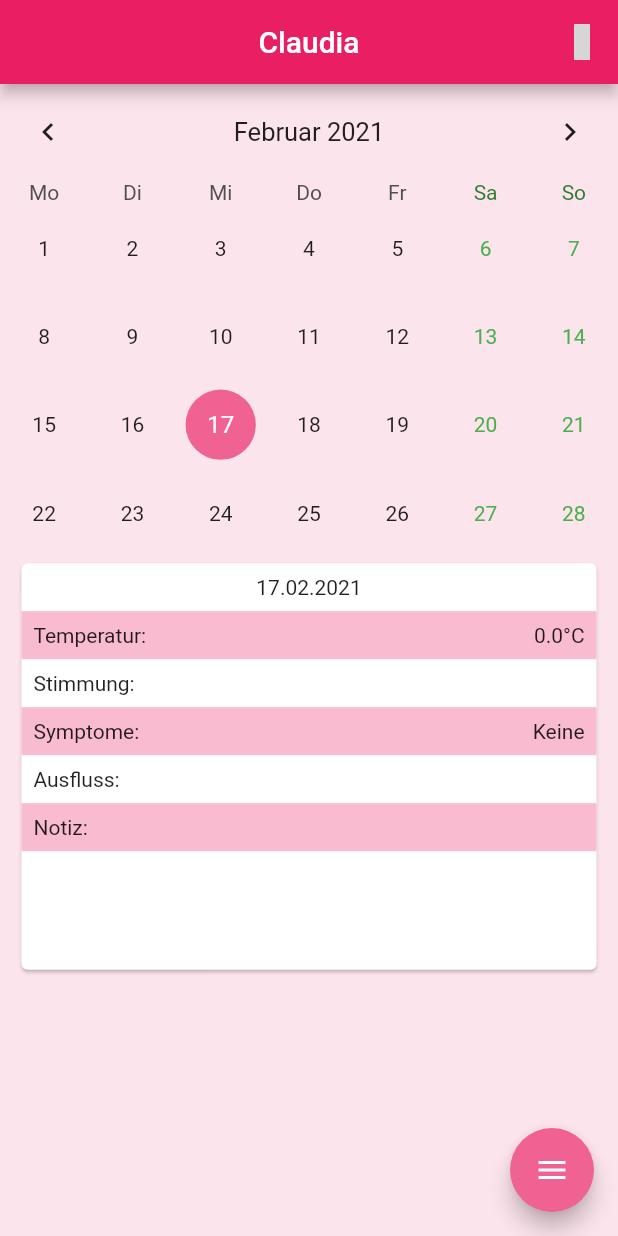
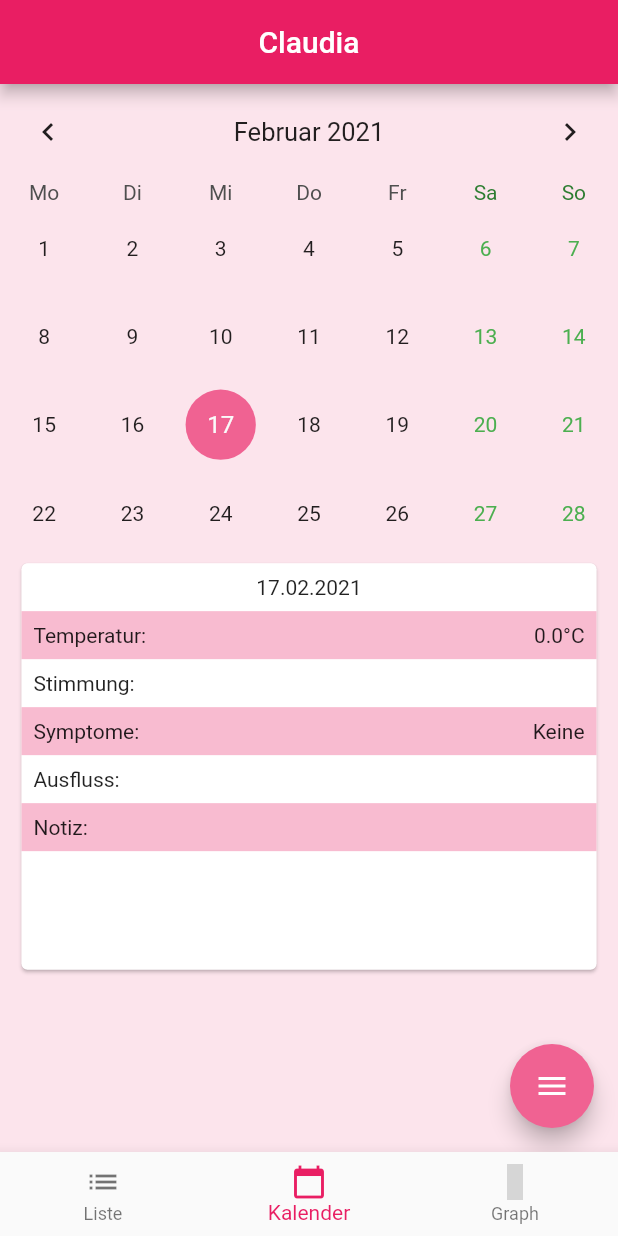
Before and after one commit to r4ptus/claudia, a Flutter app: the screen it shows after launch, on a phone screen of 412 x 824 dp. Run offline on Flutter 3.47's test engine with Material 2 defaults, Android fonts, the phone set to English and light mode, and no system bars; drawn by our look-alikes of flutter_speed_dial, table_calendar; our stand-ins replace bloc, charts_flutter, datetime_picker_formfield, equatable, flutter_bloc, material_design_icons_flutter and 2 more; missing offline and left inert: multiselect_formfield; generated files the repository leaves out were written again; grey boxes are pictures that could not be loaded.

Commit message:
added bottom nav bar + list screen + some updates

```diff
--- a/lib/Blocs/CalendarBloc/bloc/calendar_bloc.dart
+++ b/lib/Blocs/CalendarBloc/bloc/calendar_bloc.dart
@@ -86,7 +86,7 @@ class CalendarBloc extends Bloc<CalendarEvent, CalendarState> {
       await eventsDoa.insertEvent(new Events(
               event.start.add(new Duration(days: 13)), ["Eisprung"]));
       await eventsDoa.insertEvent(new Events(
-              event.end.add(new Duration(days: 27)),
+              event.start.add(new Duration(days: 27)),
               ["New Period"]));
 
       List<PeriodEntry> list = await entries.getEntries();
--- a/lib/Blocs/ChartBloc/bloc/chart_bloc.dart
+++ b/lib/Blocs/ChartBloc/bloc/chart_bloc.dart
@@ -24,7 +24,7 @@ class ChartBloc extends Bloc<ChartEvent, ChartState> {
 
       yield ChartLoaded(list.where((element) =>
           element.dateTime.year == event.time.year &&
-          element.dateTime.month == event.time.month).toList());
+          element.dateTime.month == event.time.month).toList(),event.time);
     }
   }
 }
--- a/lib/Blocs/ChartBloc/bloc/chart_state.dart
+++ b/lib/Blocs/ChartBloc/bloc/chart_state.dart
@@ -15,9 +15,10 @@ class ChartLoading extends ChartState{
 }
 class ChartLoaded extends ChartState{
   final List<PeriodEntry> list;
+  final DateTime dateTime;
 
-  ChartLoaded(this.list);
+  ChartLoaded(this.list, this.dateTime);
   @override
   // TODO: implement props
-  List<Object> get props => [list];
+  List<Object> get props => [list,dateTime];
 }
--- /dev/null
+++ b/lib/Blocs/ListBloc/list_event.dart
@@ -0,0 +1,18 @@
+part of 'list_bloc.dart';
+
+abstract class ListEvent extends Equatable {
+  const ListEvent();
+
+  @override
+  List<Object> get props => [];
+}
+
+class LoadListEntries extends ListEvent {}
+
+class DeleteListEntry extends ListEvent {
+  final PeriodEntry entry;
+
+  DeleteListEntry(this.entry);
+
+  List<Object> get props => [entry];
+}
--- /dev/null
+++ b/lib/Blocs/ListBloc/list_state.dart
@@ -0,0 +1,25 @@
+part of 'list_bloc.dart';
+
+abstract class ListState extends Equatable {
+  const ListState();
+
+  @override
+  List<Object> get props => [];
+}
+
+class ListInitial extends ListState {}
+
+class ListLoading extends ListState{
+  @override
+  // TODO: implement props
+  List<Object> get props => [];
+}
+
+class ListLoaded extends ListState {
+  final List<PeriodEntry> list;
+
+  ListLoaded(this.list);
+  @override
+  // TODO: implement props
+  List<Object> get props => [list];
+}
--- a/lib/Views/calendar_view.dart
+++ b/lib/Views/calendar_view.dart
@@ -12,9 +12,7 @@ import 'package:material_design_icons_flutter/material_design_icons_flutter.dart
 import 'package:table_calendar/table_calendar.dart';
 
 class CalendarView extends StatefulWidget {
-  final String title;
-
-  CalendarView({Key key, this.title}) : super(key: key);
+  CalendarView({Key key}) : super(key: key);
 
   @override
   _CalendarViewState createState() => _CalendarViewState();
@@ -47,19 +45,8 @@ class _CalendarViewState extends State<CalendarView> {
     SizeConfig().init(context);
     return Scaffold(
       appBar: AppBar(
-        title: Text(widget.title),
+        title: Text("Claudia"),
         centerTitle: true,
-        actions: [
-          IconButton(
-              icon: Icon(
-                MdiIcons.finance,
-                color: Colors.white,
-              ),
-              onPressed: () => Navigator.of(context).push(new MaterialPageRoute(
-                  builder: (context) => ChartView(
-                        time: _selectedDay,
-                      ))))
-        ],
       ),
       body: blocBuilder(),
       floatingActionButton: fab(),
@@ -187,14 +174,16 @@ class _CalendarViewState extends State<CalendarView> {
           child: Icon(Icons.add),
           onTap: () {
             Navigator.of(context)
-                .push(new MaterialPageRoute(
-                    builder: (context) => InfoView(
-                          title: DateFormat("dd.MM.yyyy").format(_selectedDay),
-                          time: _selectedDay,
-                        )))
+                .push(
+              new MaterialPageRoute(
+                builder: (context) => InfoView(
+                  title: DateFormat("dd.MM.yyyy").format(_selectedDay),
+                  time: _selectedDay,
+                ),
+              ),
+            )
                 .then((value) {
-              var _calendarBloc = BlocProvider.of<CalendarBloc>(context);
-              _calendarBloc.add(Reload());
+              BlocProvider.of<CalendarBloc>(context).add(Reload());
             });
           },
         ),
@@ -267,15 +256,14 @@ class _CalendarViewState extends State<CalendarView> {
                 ],
               ),
               actions: [
-                OutlineButton(
+                OutlinedButton(
                     child: Text("cancel"),
                     onPressed: () => Navigator.of(context).pop()),
-                OutlineButton(
+                OutlinedButton(
                     child: Text("save"),
                     onPressed: () {
-                      var _calendarBloc =
-                          BlocProvider.of<CalendarBloc>(context);
-                      _calendarBloc.add(PeriodeNachtragen(start, end));
+                      BlocProvider.of<CalendarBloc>(context)
+                          .add(PeriodeNachtragen(start, end));
                       Navigator.of(context).pop();
                     })
               ],
--- /dev/null
+++ b/lib/Views/home_view.dart
@@ -0,0 +1,54 @@
+import 'package:claudia/Views/calendar_view.dart';
+import 'package:claudia/Views/chart_view.dart';
+import 'package:claudia/Views/list_view.dart';
+import 'package:flutter/material.dart';
+import 'package:material_design_icons_flutter/material_design_icons_flutter.dart';
+
+class HomeView extends StatefulWidget {
+  HomeView({Key key}) : super(key: key);
+
+  @override
+  _HomeViewState createState() => _HomeViewState();
+}
+
+class _HomeViewState extends State<HomeView> {
+  int _selectedItem = 1;
+
+  static List<Widget> _widgets = <Widget>[
+    PeriodListView(),
+    CalendarView(),
+    ChartView()
+  ];
+
+  @override
+  Widget build(BuildContext context) {
+    return Scaffold(
+      body: Center(child: _widgets[_selectedItem]),
+      bottomNavigationBar: BottomNavigationBar(
+        items: [
+          BottomNavigationBarItem(
+            icon: Icon(Icons.list),
+            label: "Liste",
+          ),
+          BottomNavigationBarItem(
+            icon: Icon(Icons.calendar_today),
+            label: "Kalender",
+          ),
+          BottomNavigationBarItem(
+            icon: Icon(MdiIcons.finance),
+            label: "Graph",
+          ),
+        ],
+        currentIndex: _selectedItem,
+        selectedItemColor: Colors.pink,
+        onTap: _onTap,
+      ),
+    );
+  }
+
+  void _onTap(int index) {
+    setState(() {
+      _selectedItem = index;
+    });
+  }
+}
--- a/lib/database/entryDOA.dart
+++ b/lib/database/entryDOA.dart
@@ -20,7 +20,7 @@ class EntryDOA {
     print("Updated $entry");
   }
   Future delete(PeriodEntry entry) async{
-    final finder = Finder(filter: Filter.byKey(entry.dateTime));
+    final finder = Finder(filter: Filter.byKey(entry.dateTime.toString()));
     await _codeFolder.delete(await _db, finder: finder);
   }
   Future deleteAll() async{
--- a/lib/main.dart
+++ b/lib/main.dart
@@ -1,8 +1,10 @@
 import 'package:claudia/Blocs/CalendarBloc/bloc/calendar_bloc.dart';
 import 'package:claudia/Blocs/ChartBloc/bloc/chart_bloc.dart';
 import 'package:claudia/Blocs/InfoBloc/bloc/info_bloc.dart';
+import 'package:claudia/Blocs/ListBloc/list_bloc.dart';
 import 'package:claudia/Models/staticVariables.dart';
 import 'package:claudia/Views/calendar_view.dart';
+import 'package:claudia/Views/home_view.dart';
 import 'package:claudia/sizeConfig.dart';
 import 'package:flutter/material.dart';
 import 'package:flutter_bloc/flutter_bloc.dart';
@@ -20,18 +22,29 @@ class MyApp extends StatelessWidget {
     getBools();
     return MultiBlocProvider(
         providers: [
-          BlocProvider<CalendarBloc>(create: (context) => CalendarBloc()),
-          BlocProvider<InfoBloc>(create: (context) => InfoBloc()),
-          BlocProvider<ChartBloc>(create: (context) => ChartBloc())
+          BlocProvider<CalendarBloc>(
+            create: (context) => CalendarBloc(),
+          ),
+          BlocProvider<InfoBloc>(
+            create: (context) => InfoBloc(),
+          ),
+          BlocProvider<ChartBloc>(
+            create: (context) => ChartBloc(),
+          ),
+          BlocProvider<ListBloc>(
+            create: (context) => ListBloc(),
+          ),
         ],
         child: MaterialApp(
-          theme: ThemeData(primaryColor: Colors.pink,accentColor: Colors.pink[300]),
+          theme: ThemeData(
+            primaryColor: Colors.pink,
+            accentColor: Colors.pink[300],
+          ),
           title: 'Claudia',
-          home: CalendarView(
-            title: "Claudia",
-          ),
+          home: HomeView(),
         ));
   }
+
   getBools() async {
     SharedPreferences prefs = await SharedPreferences.getInstance();
     StaticVariables.isPeriod = prefs.getBool('isPeriod') ?? false;
--- a/pubspec.yaml
+++ b/pubspec.yaml
@@ -29,7 +29,7 @@ dependencies:
   # The following adds the Cupertino Icons font to your application.
   # Use with the CupertinoIcons class for iOS style icons.
   cupertino_icons: ^0.1.3
-  flutter_bloc: ^6.0.5
+  flutter_bloc: ^6.1.0
   intl: ^0.16.1
   sembast: ^2.4.7+6
   path_provider: ^1.6.14
```
Also changed, not shown: lib/Blocs/ListBloc/list_bloc.dart (added, +40 -0 lines), lib/Views/chart_view.dart (+69 -25 lines), lib/Views/info_view.dart (+54 -29 lines), lib/Views/list_view.dart (added, +106 -0 lines), pubspec.lock.
